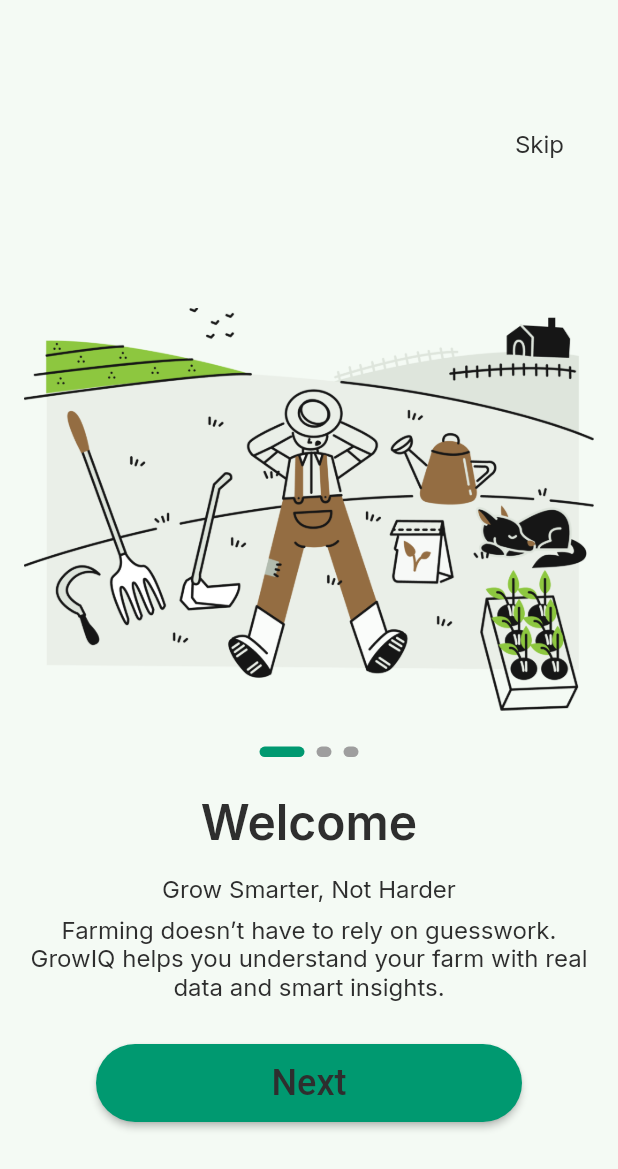
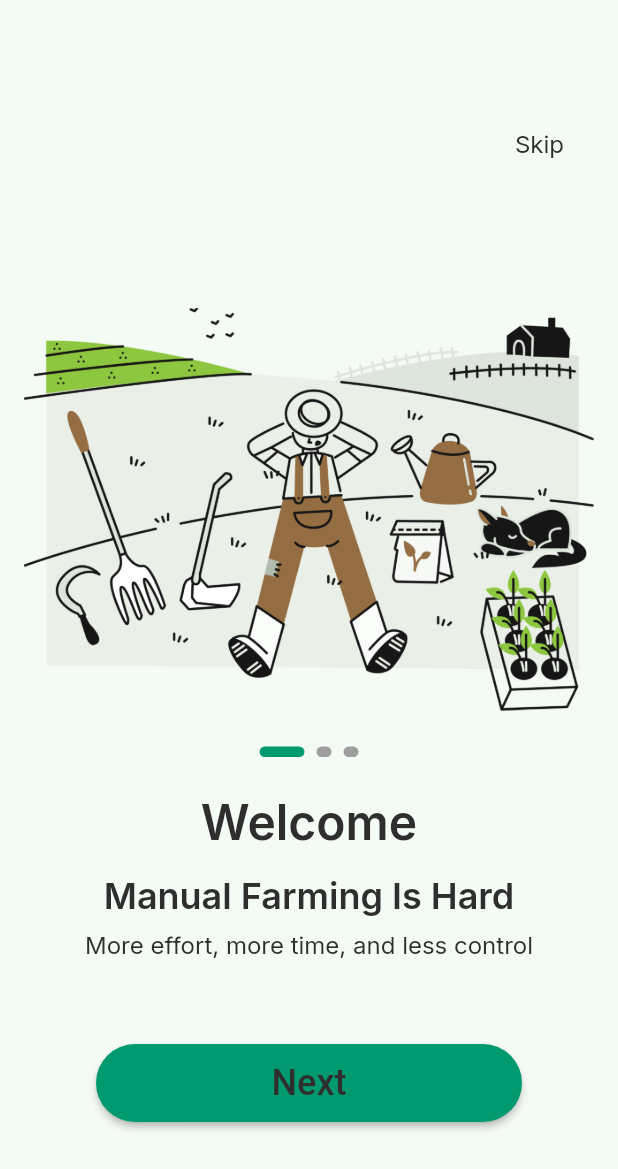
Before and after one commit to EbramWagdy1/GrowIQ, a Flutter app: the screen it shows after launch, on a phone screen of 412 x 824 dp. Shown: the top 1169 px of the screen. Run offline on Flutter 3.47's test engine with Material 3 defaults, Android fonts, the phone set to English and light mode, and no system bars; drawn by our look-alikes of smooth_page_indicator; our stand-ins replace go_router, google_fonts, lottie.

Commit message:
Update file

```diff
--- a/lib/core/utils/app_strings.dart
+++ b/lib/core/utils/app_strings.dart
@@ -20,17 +20,14 @@
   static const String splashSubtitle = 'The Future of Smart Growth';
 
   /* ================= Onboarding ================= */
-  static const String onboardingTitle1 = 'Grow Smarter, Not Harder';
-  static const String onboardingDesc1 =
-      'Farming doesn’t have to rely on guesswork. GrowIQ helps you understand your farm with real data and smart insights.';
+  static const String onboardingTitle1 = 'Manual Farming Is Hard';
+  static const String onboardingDesc1 ='More effort, more time, and less control';
 
-  static const String onboardingTitle2 = 'Full Control';
-  static const String onboardingDesc2 =
-      'Control irrigation, temperature, and humidity remotely.';
+  static const String onboardingTitle2 = 'Needs Constant Attention';
+  static const String onboardingDesc2 ='Manual monitoring leads to mistakes and waste';
 
-  static const String onboardingTitle3 = 'Better Growth';
-  static const String onboardingDesc3 =
-      'Improve crop quality using intelligent insights.';
+  static const String onboardingTitle3 = 'Smart Farming with GrowIQ';
+  static const String onboardingDesc3 ='Monitor, control, and grow better with AI';
 
   /* ================= Auth ================= */
   static const String login = 'Login';
--- a/lib/core/utils/app_text_style.dart
+++ b/lib/core/utils/app_text_style.dart
@@ -20,6 +20,7 @@
   static TextStyle get titleMedium => GoogleFonts.inter(
     fontSize: 24,
     fontWeight: FontWeight.w600,
+    height: 1.2,
     color: AppColors.textColorPrimary,
   );
 
--- a/lib/feauters/onboarding/presentation/widgets/onboardin_body.dart
+++ b/lib/feauters/onboarding/presentation/widgets/onboardin_body.dart
@@ -28,7 +28,7 @@
               const SizedBox(height: 16),
              Text(
               AppStrings.onboardingTitle1,
-              style: AppTextStyles.bodyText1,
+              style: AppTextStyles.titleMedium,
             ),
               const SizedBox(height: 8),
                  Text(
```
